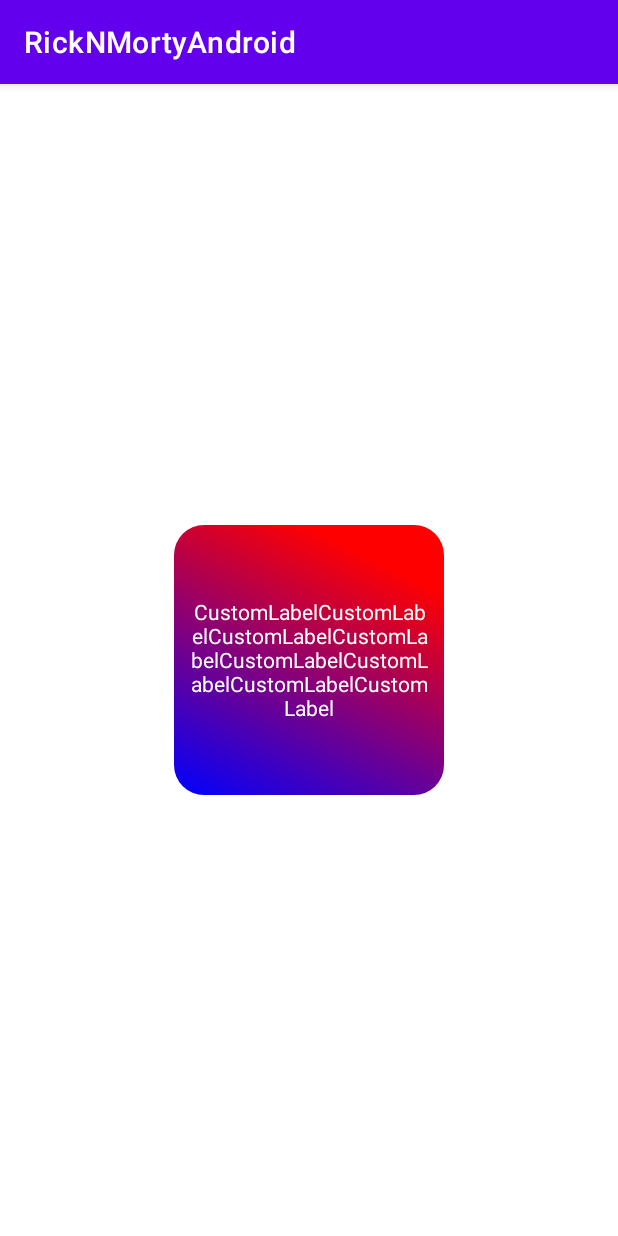
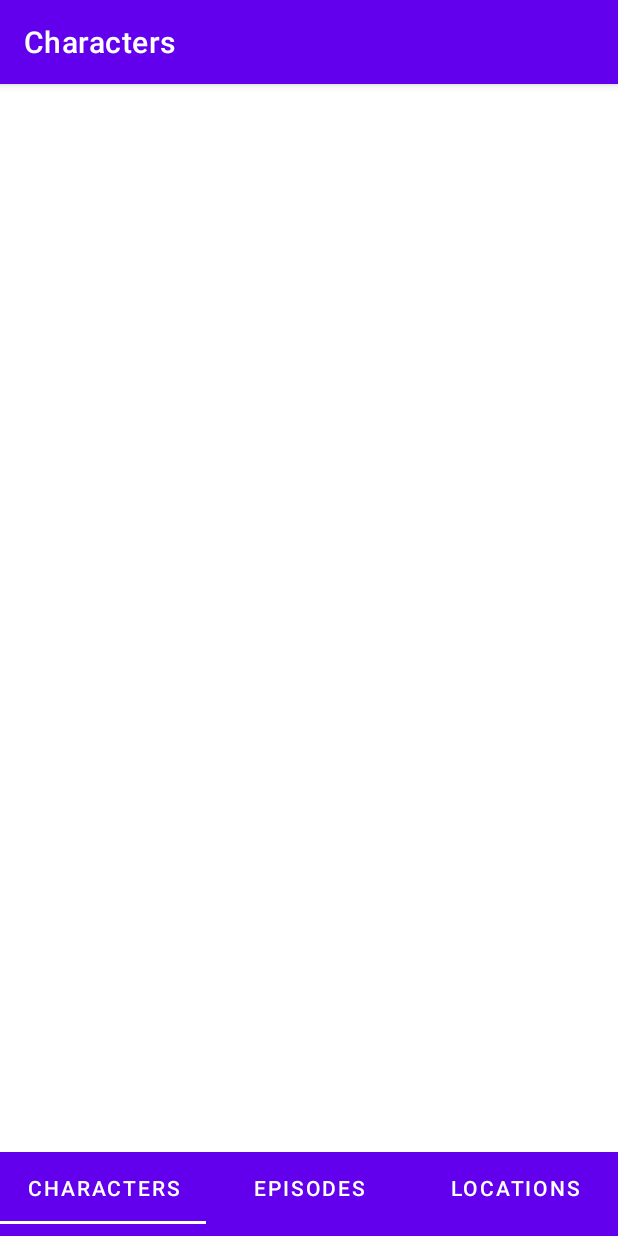
Before and after one commit to dabid1425/RickNMortyAndroid, an Android app: the screen it shows after launch (MainActivity), on a phone screen of 412 x 824 dp. Run offline under Robolectric (Android 15) with nearby library versions, the phone set to English and light mode, and no system bars.

Commit message:
Adding three tabs for characters, locations, and episodes.

```diff
--- a/app/src/main/java/com/example/ricknmortyandroid/MainActivity.java
+++ b/app/src/main/java/com/example/ricknmortyandroid/MainActivity.java
@@ -1,14 +1,85 @@
 package com.example.ricknmortyandroid;
 
+import androidx.annotation.NonNull;
 import androidx.appcompat.app.AppCompatActivity;
+import androidx.fragment.app.Fragment;
+import androidx.fragment.app.FragmentActivity;
+import androidx.viewpager.widget.ViewPager;
+import androidx.viewpager2.adapter.FragmentStateAdapter;
+import androidx.viewpager2.widget.ViewPager2;
+
 import android.os.Bundle;
+import com.example.ricknmortyandroid.characters.CharactersInShowFragment;
+import com.example.ricknmortyandroid.episodes.EpisodesInShowFragment;
+import com.example.ricknmortyandroid.locations.LocationsInShowFragment;
+import com.google.android.material.tabs.TabLayout;
+import com.google.android.material.tabs.TabLayoutMediator;
 
-public class MainActivity extends AppCompatActivity {
-
+public class MainActivity extends AppCompatActivity{
+    private ViewPager2 viewPager;
+    private TabLayout tabLayout;
+    private ViewPager2.OnPageChangeCallback pageChangeCallback = new ViewPager2.OnPageChangeCallback() {
+        @Override
+        public void onPageSelected(int position) {
+            // This method is called when a new page is selected in the ViewPager
+            // You can perform actions based on the selected page position
+            // For example, update the title or perform other operations
+            switch (position) {
+                case 0:
+                    setTitle("Characters");
+                    break;
+                case 1:
+                    setTitle("Episodes");
+                    break;
+                case 2:
+                    setTitle("Locations");
+                    break;
+            }
+        }
+    };
     @Override
     protected void onCreate(Bundle savedInstanceState) {
         super.onCreate(savedInstanceState);
         setContentView(R.layout.activity_main);
 
+        viewPager = findViewById(R.id.viewPager);
+        tabLayout = findViewById(R.id.tabLayout);
+
+        // Create the adapter for the ViewPager
+        TabPagerAdapter tabPagerAdapter = new TabPagerAdapter(this);
+        viewPager.setAdapter(tabPagerAdapter);
+
+        // Connect the TabLayout with the ViewPager
+        new TabLayoutMediator(tabLayout, viewPager,
+                (tab, position) -> tab.setText(tabPagerAdapter.getTabTitle(position))
+        ).attach();
+        viewPager.registerOnPageChangeCallback(pageChangeCallback);
+    }
+
+    private class TabPagerAdapter extends FragmentStateAdapter {
+        private final String[] tabTitles = {"Characters", "Episodes", "Locations"};
+        public TabPagerAdapter(@NonNull FragmentActivity fragmentActivity) {
+            super(fragmentActivity);
+        }
+        public String getTabTitle(int position) {
+            return tabTitles[position];
+        }
+        @NonNull
+        @Override
+        public Fragment createFragment(int position) {
+            switch (position) {
+                case 0:
+                    return new CharactersInShowFragment();
+                case 1:
+                    return new EpisodesInShowFragment();
+                case 2:
+                    return new LocationsInShowFragment();
+                default:
+                    throw new IllegalArgumentException("Invalid tab position");
+            }
+        }
+        public int getItemCount() {
+            return tabTitles.length;
+        }
     }
 }
--- /dev/null
+++ b/app/src/main/java/com/example/ricknmortyandroid/characters/CharactersInShowFragment.java
@@ -0,0 +1,25 @@
+package com.example.ricknmortyandroid.characters;
+
+import android.os.Bundle;
+import android.view.LayoutInflater;
+import android.view.View;
+import android.view.ViewGroup;
+
+import androidx.fragment.app.Fragment;
+
+import com.example.ricknmortyandroid.R;
+
+public class CharactersInShowFragment extends Fragment {
+    public CharactersInShowFragment() {
+        // Required empty public constructor
+    }
+
+    @Override
+    public View onCreateView(LayoutInflater inflater, ViewGroup container,
+                             Bundle savedInstanceState) {
+        // Inflate the layout for this fragment
+        return inflater.inflate(R.layout.characters_in_show_fragment, container, false);
+    }
+
+    // Add any additional logic or methods specific to the first tab
+}
--- a/app/src/main/res/layout/activity_main.xml
+++ b/app/src/main/res/layout/activity_main.xml
@@ -1,21 +1,25 @@
-<?xml version="1.0" encoding="utf-8"?>
-<androidx.constraintlayout.widget.ConstraintLayout xmlns:android="http://schemas.android.com/apk/res/android"
-
+<RelativeLayout xmlns:android="http://schemas.android.com/apk/res/android"
     xmlns:tools="http://schemas.android.com/tools"
+    xmlns:app="http://schemas.android.com/apk/res-auto"
     android:layout_width="match_parent"
     android:layout_height="match_parent"
-    xmlns:app="http://schemas.android.com/apk/res-auto"
     tools:context=".MainActivity">
 
-    <include
-        layout="@layout/custom_view_with_label"
-        android:layout_width="200dp"
-        android:layout_height="200dp"
-        android:layout_margin="10dp"
-        app:layout_constraintTop_toTopOf="parent"
-        app:layout_constraintLeft_toLeftOf="parent"
-        app:layout_constraintBottom_toBottomOf="parent"
-        app:layout_constraintRight_toRightOf="parent"
-        />
+    <com.google.android.material.tabs.TabLayout
+        android:id="@+id/tabLayout"
+        android:layout_width="match_parent"
+        android:layout_height="wrap_content"
+        android:layout_alignParentBottom="true"
+        android:background="?attr/colorPrimary"
+        android:minHeight="?attr/actionBarSize"
+        android:theme="@style/ThemeOverlay.MaterialComponents.ActionBar"
+        app:tabIndicatorColor="@android:color/white"
+        app:tabTextColor="@android:color/white" />
 
-</androidx.constraintlayout.widget.ConstraintLayout>
+    <androidx.viewpager2.widget.ViewPager2
+        android:id="@+id/viewPager"
+        android:layout_width="match_parent"
+        android:layout_height="match_parent"
+        android:layout_above="@id/tabLayout" />
+
+</RelativeLayout>
--- /dev/null
+++ b/app/src/main/res/layout/characters_in_show_fragment.xml
@@ -0,0 +1,6 @@
+<?xml version="1.0" encoding="utf-8"?>
+<androidx.constraintlayout.widget.ConstraintLayout xmlns:android="http://schemas.android.com/apk/res/android"
+    android:layout_width="match_parent"
+    android:layout_height="match_parent">
+
+</androidx.constraintlayout.widget.ConstraintLayout>
--- /dev/null
+++ b/app/src/main/res/layout/episodes_in_show_fragment.xml
@@ -0,0 +1,6 @@
+<?xml version="1.0" encoding="utf-8"?>
+<androidx.constraintlayout.widget.ConstraintLayout xmlns:android="http://schemas.android.com/apk/res/android"
+    android:layout_width="match_parent"
+    android:layout_height="match_parent">
+
+</androidx.constraintlayout.widget.ConstraintLayout>
--- a/build.gradle
+++ b/build.gradle
@@ -1,5 +1,5 @@
 // Top-level build file where you can add configuration options common to all sub-projects/modules.
 plugins {
-    id 'com.android.application' version '8.0.1' apply false
-    id 'com.android.library' version '8.0.1' apply false
+    id 'com.android.application' version '8.0.2' apply false
+    id 'com.android.library' version '8.0.2' apply false
 }
--- a/gradle.properties
+++ b/gradle.properties
@@ -21,3 +21,4 @@ android.useAndroidX=true
 android.nonTransitiveRClass=true
 android.defaults.buildfeatures.buildconfig=true
 android.nonFinalResIds=false
+org.gradle.unsafe.configuration-cache=true
```
Also changed, not shown: app/src/main/java/com/example/ricknmortyandroid/episodes/EpisodesInShowFragment.java (added, +25 -0 lines), app/src/main/java/com/example/ricknmortyandroid/locations/LocationsInShowFragment.java (added, +25 -0 lines), app/src/main/res/layout/locations_in_show_fragment.xml (added, +8 -0 lines).
